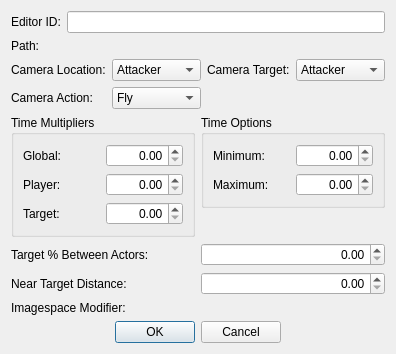
Above: native/src/DovahKit/ui/form_windows/camera_shot.ui from DavidJCobb/DovahKit before the change. Below: the same form after it.
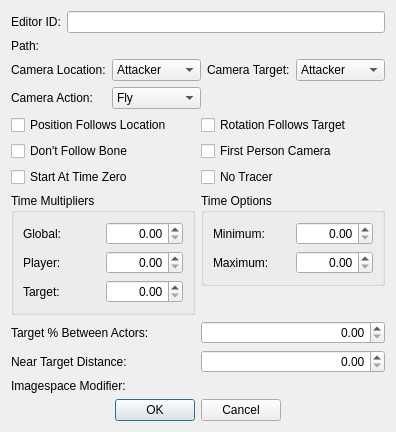
That is the form after the change. Custom widgets are drawn as their Qt base class.

Patch:
```diff
--- a/native/src/DovahKit/ui/form_windows/camera_shot.ui
+++ b/native/src/DovahKit/ui/form_windows/camera_shot.ui
@@ -6,57 +6,6 @@
    <string>Camera Shot</string>
   </property>
   <layout class="QGridLayout" name="gridLayout_6">
-   <item row="4" column="0" colspan="2">
-    <layout class="QGridLayout" name="gridLayout_5">
-     <item row="0" column="0">
-      <widget class="QLabel" name="label_11">
-       <property name="text">
-        <string>Target % Between Actors:</string>
-       </property>
-       <property name="buddy">
-        <cstring>doubleSpinBox_6</cstring>
-       </property>
-      </widget>
-     </item>
-     <item row="1" column="0">
-      <widget class="QLabel" name="label_12">
-       <property name="text">
-        <string>Near Target Distance:</string>
-       </property>
-       <property name="buddy">
-        <cstring>doubleSpinBox_7</cstring>
-       </property>
-      </widget>
-     </item>
-     <item row="0" column="1">
-      <widget class="QDoubleSpinBox" name="doubleSpinBox_6">
-       <property name="alignment">
-        <set>Qt::AlignRight|Qt::AlignTrailing|Qt::AlignVCenter</set>
-       </property>
-      </widget>
-     </item>
-     <item row="1" column="1">
-      <widget class="QDoubleSpinBox" name="doubleSpinBox_7">
-       <property name="alignment">
-        <set>Qt::AlignRight|Qt::AlignTrailing|Qt::AlignVCenter</set>
-       </property>
-      </widget>
-     </item>
-     <item row="2" column="0">
-      <widget class="QLabel" name="label_13">
-       <property name="text">
-        <string>Imagespace Modifier:</string>
-       </property>
-       <property name="buddy">
-        <cstring>formpicker</cstring>
-       </property>
-      </widget>
-     </item>
-     <item row="2" column="1">
-      <widget class="DKFormPicker" name="formpicker"/>
-     </item>
-    </layout>
-   </item>
    <item row="0" column="0" colspan="2">
     <layout class="QGridLayout" name="gridLayout">
      <item row="1" column="0">
@@ -91,51 +40,7 @@
      </item>
     </layout>
    </item>
-   <item row="5" column="0" colspan="2">
-    <layout class="QHBoxLayout" name="horizontalLayout">
-     <item>
-      <spacer name="horizontalSpacer">
-       <property name="orientation">
-        <enum>Qt::Horizontal</enum>
-       </property>
-       <property name="sizeHint" stdset="0">
-        <size>
-         <width>40</width>
-         <height>20</height>
-        </size>
-       </property>
-      </spacer>
-     </item>
-     <item>
-      <widget class="QPushButton" name="pushButton">
-       <property name="text">
-        <string>OK</string>
-       </property>
-      </widget>
-     </item>
-     <item>
-      <widget class="QPushButton" name="pushButton_2">
-       <property name="text">
-        <string>Cancel</string>
-       </property>
-      </widget>
-     </item>
-     <item>
-      <spacer name="horizontalSpacer_2">
-       <property name="orientation">
-        <enum>Qt::Horizontal</enum>
-       </property>
-       <property name="sizeHint" stdset="0">
-        <size>
-         <width>40</width>
-         <height>20</height>
-        </size>
-       </property>
-      </spacer>
-     </item>
-    </layout>
-   </item>
-   <item row="2" column="1">
+   <item row="3" column="1">
     <widget class="QGroupBox" name="groupBox_2">
      <property name="title">
       <string>Time Options</string>
@@ -166,6 +71,9 @@
         <property name="alignment">
          <set>Qt::AlignRight|Qt::AlignTrailing|Qt::AlignVCenter</set>
         </property>
+        <property name="maximum">
+         <double>120.000000000000000</double>
+        </property>
        </widget>
       </item>
       <item row="1" column="1">
@@ -173,11 +81,71 @@
         <property name="alignment">
          <set>Qt::AlignRight|Qt::AlignTrailing|Qt::AlignVCenter</set>
         </property>
+        <property name="maximum">
+         <double>120.000000000000000</double>
+        </property>
        </widget>
       </item>
      </layout>
     </widget>
    </item>
+   <item row="6" column="0" colspan="2">
+    <layout class="QHBoxLayout" name="horizontalLayout">
+     <item>
+      <spacer name="horizontalSpacer">
+       <property name="orientation">
+        <enum>Qt::Horizontal</enum>
+       </property>
+       <property name="sizeHint" stdset="0">
+        <size>
+         <width>40</width>
+         <height>20</height>
+        </size>
+       </property>
+      </spacer>
+     </item>
+     <item>
+      <widget class="QPushButton" name="buttonOK">
+       <property name="text">
+        <string>OK</string>
+       </property>
+      </widget>
+     </item>
+     <item>
+      <widget class="QPushButton" name="buttonCancel">
+       <property name="text">
+        <string>Cancel</string>
+       </property>
+      </widget>
+     </item>
+     <item>
+      <spacer name="horizontalSpacer_2">
+       <property name="orientation">
+        <enum>Qt::Horizontal</enum>
+       </property>
+       <property name="sizeHint" stdset="0">
+        <size>
+         <width>40</width>
+         <height>20</height>
+        </size>
+       </property>
+      </spacer>
+     </item>
+    </layout>
+   </item>
+   <item row="4" column="1">
+    <spacer name="verticalSpacer">
+     <property name="orientation">
+      <enum>Qt::Vertical</enum>
+     </property>
+     <property name="sizeHint" stdset="0">
+      <size>
+       <width>20</width>
+       <height>0</height>
+      </size>
+     </property>
+    </spacer>
+   </item>
    <item row="1" column="0" colspan="2">
     <layout class="QGridLayout" name="gridLayout_2">
      <item row="1" column="0">
@@ -284,20 +252,7 @@
      </item>
     </layout>
    </item>
-   <item row="3" column="1">
-    <spacer name="verticalSpacer">
-     <property name="orientation">
-      <enum>Qt::Vertical</enum>
-     </property>
-     <property name="sizeHint" stdset="0">
-      <size>
-       <width>20</width>
-       <height>0</height>
-      </size>
-     </property>
-    </spacer>
-   </item>
-   <item row="2" column="0" rowspan="2">
+   <item row="3" column="0" rowspan="2">
     <widget class="QGroupBox" name="groupBox">
      <property name="title">
       <string>Time Multipliers</string>
@@ -308,6 +263,9 @@
         <property name="alignment">
          <set>Qt::AlignRight|Qt::AlignTrailing|Qt::AlignVCenter</set>
         </property>
+        <property name="maximum">
+         <double>1.000000000000000</double>
+        </property>
        </widget>
       </item>
       <item row="0" column="0">
@@ -325,6 +283,9 @@
         <property name="alignment">
          <set>Qt::AlignRight|Qt::AlignTrailing|Qt::AlignVCenter</set>
         </property>
+        <property name="maximum">
+         <double>1.000000000000000</double>
+        </property>
        </widget>
       </item>
       <item row="2" column="1">
@@ -332,6 +293,9 @@
         <property name="alignment">
          <set>Qt::AlignRight|Qt::AlignTrailing|Qt::AlignVCenter</set>
         </property>
+        <property name="maximum">
+         <double>1.000000000000000</double>
+        </property>
        </widget>
       </item>
       <item row="1" column="0">
@@ -357,6 +321,109 @@
      </layout>
     </widget>
    </item>
+   <item row="5" column="0" colspan="2">
+    <layout class="QGridLayout" name="gridLayout_5">
+     <item row="0" column="0">
+      <widget class="QLabel" name="label_11">
+       <property name="text">
+        <string>Target % Between Actors:</string>
+       </property>
+       <property name="buddy">
+        <cstring>targetPct</cstring>
+       </property>
+      </widget>
+     </item>
+     <item row="1" column="0">
+      <widget class="QLabel" name="label_12">
+       <property name="text">
+        <string>Near Target Distance:</string>
+       </property>
+       <property name="buddy">
+        <cstring>nearTargetDistance</cstring>
+       </property>
+      </widget>
+     </item>
+     <item row="0" column="1">
+      <widget class="QDoubleSpinBox" name="targetPct">
+       <property name="alignment">
+        <set>Qt::AlignRight|Qt::AlignTrailing|Qt::AlignVCenter</set>
+       </property>
+       <property name="maximum">
+        <double>100.000000000000000</double>
+       </property>
+      </widget>
+     </item>
+     <item row="1" column="1">
+      <widget class="QDoubleSpinBox" name="nearTargetDistance">
+       <property name="alignment">
+        <set>Qt::AlignRight|Qt::AlignTrailing|Qt::AlignVCenter</set>
+       </property>
+       <property name="maximum">
+        <double>2000.000000000000000</double>
+       </property>
+      </widget>
+     </item>
+     <item row="2" column="0">
+      <widget class="QLabel" name="label_13">
+       <property name="text">
+        <string>Imagespace Modifier:</string>
+       </property>
+       <property name="buddy">
+        <cstring>imagespaceMod</cstring>
+       </property>
+      </widget>
+     </item>
+     <item row="2" column="1">
+      <widget class="DKFormPicker" name="imagespaceMod"/>
+     </item>
+    </layout>
+   </item>
+   <item row="2" column="0" colspan="2">
+    <layout class="QGridLayout" name="flagsLayout">
+     <item row="1" column="0">
+      <widget class="QCheckBox" name="flagDoNotFollowBone">
+       <property name="text">
+        <string>Don't Follow Bone</string>
+       </property>
+      </widget>
+     </item>
+     <item row="0" column="0">
+      <widget class="QCheckBox" name="flagPosFollowsLoc">
+       <property name="text">
+        <string>Position Follows Location</string>
+       </property>
+      </widget>
+     </item>
+     <item row="2" column="0">
+      <widget class="QCheckBox" name="flagStartAtTimeZero">
+       <property name="text">
+        <string>Start At Time Zero</string>
+       </property>
+      </widget>
+     </item>
+     <item row="0" column="1">
+      <widget class="QCheckBox" name="flagRotFollowsTarget">
+       <property name="text">
+        <string>Rotation Follows Target</string>
+       </property>
+      </widget>
+     </item>
+     <item row="1" column="1">
+      <widget class="QCheckBox" name="flagFirstPerson">
+       <property name="text">
+        <string>First Person Camera</string>
+       </property>
+      </widget>
+     </item>
+     <item row="2" column="1">
+      <widget class="QCheckBox" name="flagNoTracer">
+       <property name="text">
+        <string>No Tracer</string>
+       </property>
+      </widget>
+     </item>
+    </layout>
+   </item>
   </layout>
  </widget>
  <customwidgets>
```
Left out of the diff: 84 changed lines with no effect on the pictures.
